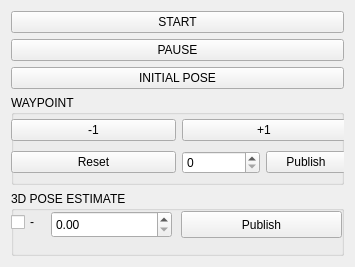
Old version of the form src/ui/dial_panel.ui in the repository hrjp/kcctplugin.
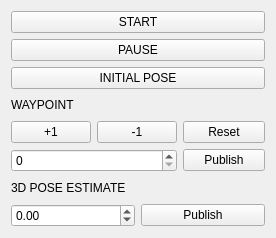
New version of the form.

Commit message: waypoint/set button supported large number

```diff
--- a/src/ui/dial_panel.ui
+++ b/src/ui/dial_panel.ui
@@ -9,8 +9,8 @@
    <rect>
     <x>0</x>
     <y>0</y>
-    <width>355</width>
-    <height>267</height>
+    <width>276</width>
+    <height>238</height>
    </rect>
   </property>
   <property name="sizePolicy">
@@ -46,128 +46,88 @@
        </property>
       </widget>
      </item>
-    </layout>
-   </item>
-   <item>
-    <widget class="QGroupBox" name="groupBox">
-     <property name="sizePolicy">
-      <sizepolicy hsizetype="Preferred" vsizetype="Fixed">
-       <horstretch>0</horstretch>
-       <verstretch>200</verstretch>
-      </sizepolicy>
-     </property>
-     <property name="minimumSize">
-      <size>
-       <width>0</width>
-       <height>90</height>
-      </size>
-     </property>
-     <property name="title">
-      <string>WAYPOINT</string>
-     </property>
-     <widget class="QWidget" name="gridLayoutWidget">
-      <property name="geometry">
-       <rect>
-        <x>0</x>
-        <y>20</y>
-        <width>335</width>
-        <height>64</height>
-       </rect>
-      </property>
+     <item>
+      <widget class="QLabel" name="label">
+       <property name="text">
+        <string>WAYPOINT</string>
+       </property>
+      </widget>
+     </item>
+     <item>
       <layout class="QGridLayout" name="gridLayout">
-       <item row="1" column="1">
-        <widget class="QPushButton" name="mynus_button">
-         <property name="text">
-          <string>-1</string>
-         </property>
-        </widget>
-       </item>
        <item row="1" column="2">
-        <widget class="QPushButton" name="plus_button">
-         <property name="text">
-          <string>+1</string>
-         </property>
-        </widget>
-       </item>
-       <item row="2" column="1">
         <widget class="QPushButton" name="reset_button">
          <property name="text">
           <string>Reset</string>
          </property>
         </widget>
        </item>
+       <item row="2" column="1">
+        <widget class="QSpinBox" name="waypoint_box">
+         <property name="minimum">
+          <number>0</number>
+         </property>
+         <property name="maximum">
+          <number>100000000</number>
+         </property>
+        </widget>
+       </item>
        <item row="2" column="2">
-        <layout class="QGridLayout" name="gridLayout_2">
-         <item row="0" column="1">
-          <widget class="QSpinBox" name="waypoint_box"/>
+        <widget class="QPushButton" name="publish_button">
+         <property name="text">
+          <string>Publish</string>
+         </property>
+        </widget>
+       </item>
+       <item row="1" column="1">
+        <layout class="QHBoxLayout" name="horizontalLayout_3">
+         <item>
+          <widget class="QPushButton" name="plus_button">
+           <property name="text">
+            <string>+1</string>
+           </property>
+          </widget>
          </item>
-         <item row="0" column="2">
-          <widget class="QPushButton" name="publish_button">
+         <item>
+          <widget class="QPushButton" name="mynus_button">
            <property name="text">
-            <string>Publish</string>
+            <string>-1</string>
            </property>
           </widget>
          </item>
         </layout>
        </item>
       </layout>
-     </widget>
-    </widget>
-   </item>
-   <item>
-    <widget class="QGroupBox" name="groupBox_2">
-     <property name="sizePolicy">
-      <sizepolicy hsizetype="Preferred" vsizetype="Preferred">
-       <horstretch>100</horstretch>
-       <verstretch>100</verstretch>
-      </sizepolicy>
-     </property>
-     <property name="minimumSize">
-      <size>
-       <width>200</width>
-       <height>0</height>
-      </size>
-     </property>
-     <property name="title">
-      <string>3D POSE ESTIMATE</string>
-     </property>
-     <widget class="QDoubleSpinBox" name="zposition">
-      <property name="geometry">
-       <rect>
-        <x>40</x>
-        <y>20</y>
-        <width>121</width>
-        <height>27</height>
-       </rect>
-      </property>
-     </widget>
-     <widget class="QPushButton" name="zposition_button">
-      <property name="geometry">
-       <rect>
-        <x>170</x>
-        <y>20</y>
-        <width>161</width>
-        <height>27</height>
-       </rect>
-      </property>
-      <property name="text">
-       <string>Publish</string>
-      </property>
-     </widget>
-     <widget class="QCheckBox" name="mynus_box">
-      <property name="geometry">
-       <rect>
-        <x>0</x>
-        <y>20</y>
-        <width>41</width>
-        <height>22</height>
-       </rect>
-      </property>
-      <property name="text">
-       <string>-</string>
-      </property>
-     </widget>
-    </widget>
+     </item>
+     <item>
+      <widget class="QLabel" name="label_2">
+       <property name="text">
+        <string>3D POSE ESTIMATE</string>
+       </property>
+      </widget>
+     </item>
+     <item>
+      <layout class="QHBoxLayout" name="horizontalLayout_2">
+       <item>
+        <widget class="QDoubleSpinBox" name="zposition">
+         <property name="minimum">
+          <double>-1000000.000000000000000</double>
+         </property>
+         <property name="maximum">
+          <double>1000000.000000000000000</double>
+         </property>
+        </widget>
+       </item>
+       <item>
+        <widget class="QPushButton" name="zposition_button">
+         <property name="text">
+          <string>Publish</string>
+         </property>
+        </widget>
+       </item>
+      </layout>
+     </item>
+    </layout>
    </item>
   </layout>
  </widget>
```
The commit also changes 1 other file.
